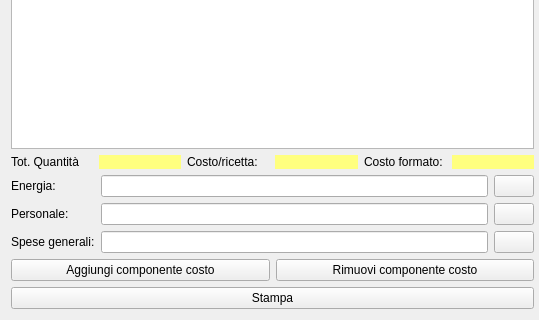
Before: the Qt Designer form hcalcolo_costi.ui in fblabs/hamlet-mod-sancon, drawn with Qt 5; both pictures show x 0 to 539 and y 373 to 693 of the 1074 by 693 pixel window.
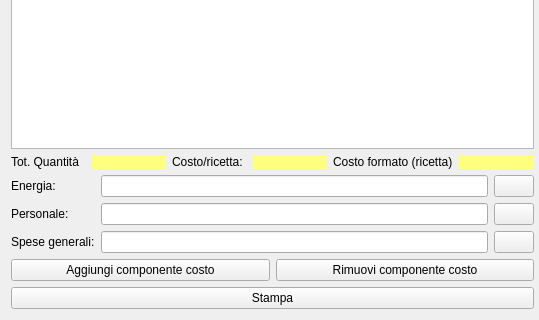
After: the same form once the commit is applied. Icons and pictures are not drawn.

```diff
--- a/hcalcolo_costi.ui
+++ b/hcalcolo_costi.ui
@@ -167,7 +167,7 @@
          <item>
           <widget class="QLabel" name="label_16">
            <property name="text">
-            <string>Costo formato:</string>
+            <string>Costo formato (ricetta)</string>
            </property>
           </widget>
          </item>
```
